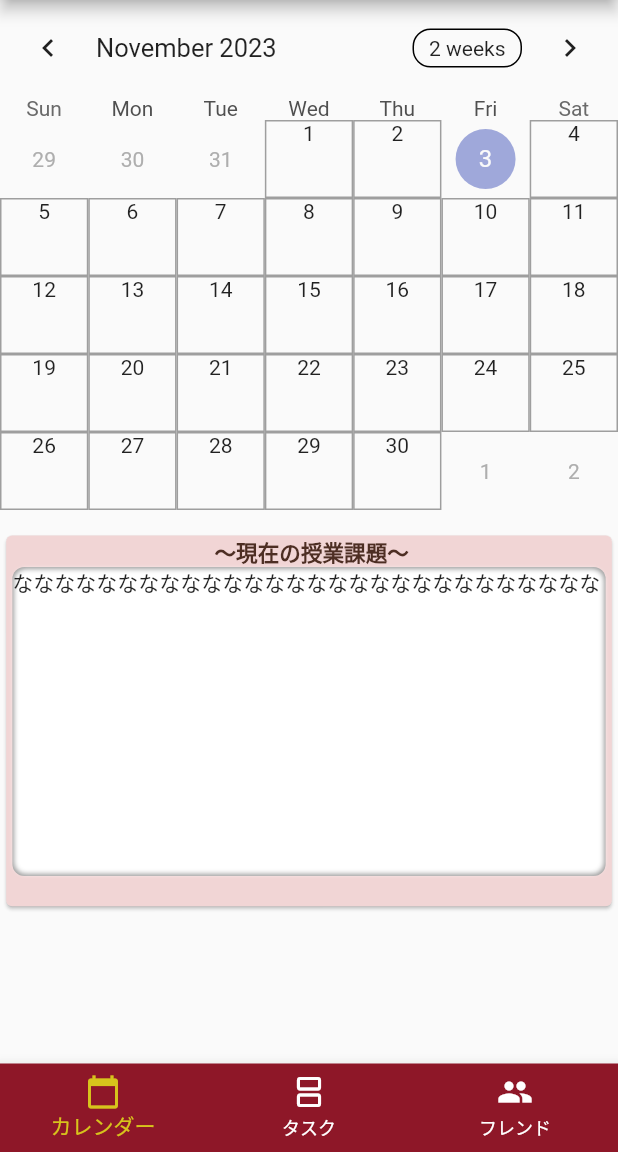
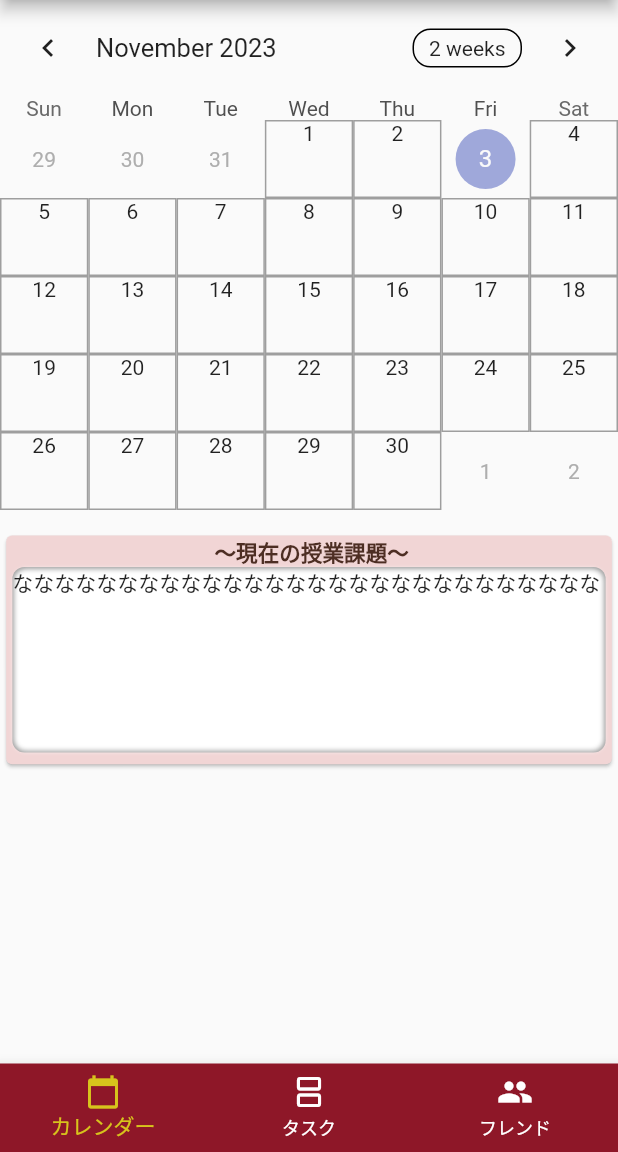
Before and after one commit to aozora-asu/wasedule, a Flutter app: the screen it shows after launch, on a phone screen of 412 x 824 dp, the part 84-1236 px from its top. Run offline on Flutter 3.47's test engine with Material 2 defaults, Android fonts, the phone set to English and light mode, and no system bars; drawn by our look-alikes of table_calendar; our stand-ins replace google_fonts, sqflite; accounts and stored records are empty.

Commit message:
取り合えず動作するものをコミット。

```diff
--- a/lib/frontend/screens/pages/calendar_page.dart
+++ b/lib/frontend/screens/pages/calendar_page.dart
@@ -269,7 +269,7 @@ class TaskList extends StatelessWidget {
       children:[Card(
        color: WIDGET_COLOR,
         child: SizedBox(
-         height: SizeConfig.blockSizeHorizontal! * 60,
+         height: SizeConfig.blockSizeHorizontal! * 37,
          width: SizeConfig.blockSizeHorizontal! * 98,
          child:Column(
           children:[
@@ -283,7 +283,7 @@ class TaskList extends StatelessWidget {
               ),
             ),
             Container(
-              height: SizeConfig.blockSizeHorizontal! * 50,
+              height: SizeConfig.blockSizeHorizontal! * 30,
               width: SizeConfig.blockSizeHorizontal! * 96,
               decoration: BoxDecoration(
               borderRadius: BorderRadius.circular(8.0),
```
Also changed, not shown: 1 other file.
